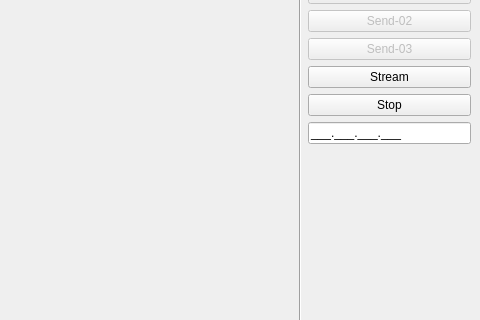
Old version of the form PDDAU_V1.1/top.ui in the repository jibonaronno/sanion_python_projects; both pictures show x 816 to 1296 and y 130 to 450 of the 1296 by 752 pixel window.
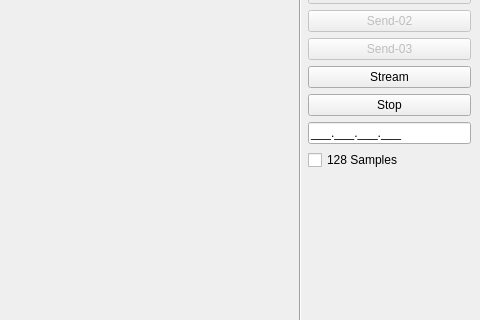
New version of the form.

Patch:
```diff
--- a/PDDAU_V1.1/top.ui
+++ b/PDDAU_V1.1/top.ui
@@ -175,6 +175,13 @@
             </property>
            </widget>
           </item>
+          <item>
+           <widget class="QCheckBox" name="btnchk128">
+            <property name="text">
+             <string>128 Samples</string>
+            </property>
+           </widget>
+          </item>
           <item>
            <spacer name="verticalSpacer">
             <property name="orientation">
```
